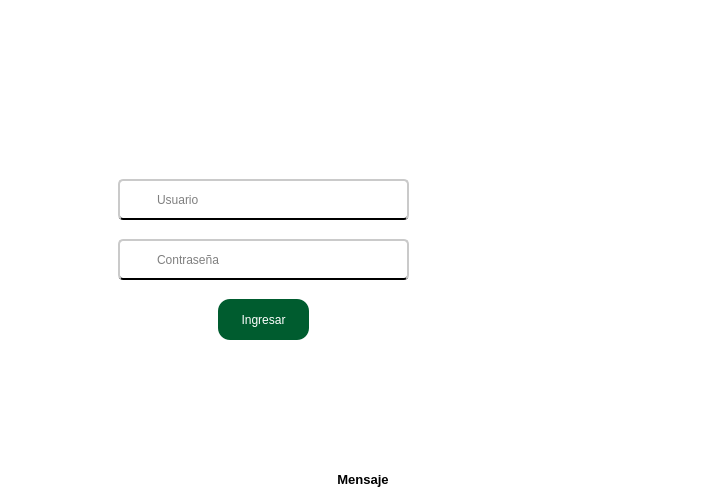
First picture: the form in recursos_graficos_y_logicos/elementos_graficos_ui/pantalla_de_login.ui, repository Enmanuel-86/TELA-APP, before the edit.
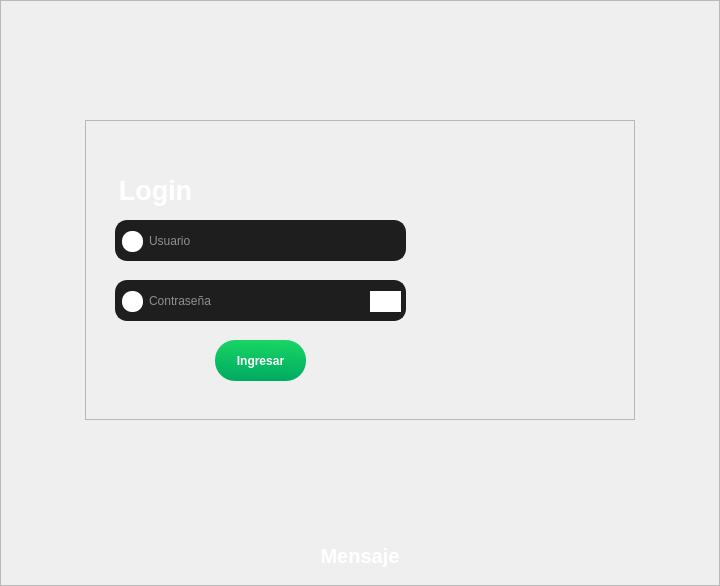
Second picture: the form after the edit. Icons and pictures are not drawn.

Commit message: Se le quito el estilo al .ui y al .py para que tomen el estilo segun la hoja de estilo seleccionada

What changed in the file:
```diff
--- a/recursos_graficos_y_logicos/elementos_graficos_ui/pantalla_de_login.ui
+++ b/recursos_graficos_y_logicos/elementos_graficos_ui/pantalla_de_login.ui
@@ -6,15 +6,440 @@
    <rect>
     <x>0</x>
     <y>0</y>
-    <width>726</width>
-    <height>499</height>
+    <width>720</width>
+    <height>586</height>
    </rect>
   </property>
   <property name="windowTitle">
    <string>Form</string>
   </property>
   <property name="styleSheet">
-   <string notr="true">background-color: rgb(255, 255, 255);</string>
+   <string notr="true">
+/*Estilo para el sidebar*/
+QWidget[tipo=&quot;sidebar&quot;]{
+	
+	background:rgb(0, 0, 0);
+
+
+}
+
+QPushButton[tipo=&quot;boton_sidebar&quot;]{
+
+	background:transparent;
+	border:0px;
+	color:#ffffff;
+	font: 13pt &quot;Segoe UI&quot;;
+	font-weight: 500;
+	text-align: left;
+	padding: 5px 5px 5px 5px;
+	
+}
+
+QPushButton[tipo=&quot;boton_sidebar&quot;]:hover{
+	
+	background:  rgb(30, 30, 30);
+border:1px solid qlineargradient(spread:pad, x1:0.449, y1:0, x2:0.534, y2:1, stop:0 rgba(19, 162, 74, 255), stop:1 rgba(0, 136, 77, 255));	
+}	
+
+
+QPushButton[tipo=&quot;boton_sidebar&quot;]:checked{
+
+	border:1px solid qlineargradient(spread:pad, x1:0.449, y1:0, x2:0.534, y2:1, stop:0 rgba(19, 162, 74, 255), stop:1 rgba(0, 136, 77, 255));	
+	background: rgb(66, 62, 64)
+	
+
+}
+
+/*********************************************************************************************************************************************************/
+
+
+/*Este Frame es para el fondo el fondo*/
+QFrame[tipo=&quot;espacio_principal&quot;]{
+
+	background-color: rgb(30, 30, 30);
+
+
+}
+
+
+/*Este Frame es el que generalemnte tiene el titulo del formulario*/
+QFrame[tipo=&quot;espacio_titulo_form&quot;]{
+
+		
+	background-color: qlineargradient(spread:pad, x1:0, y1:0.545, x2:1, y2:0.545364, 	stop:0 rgba(25, 213, 100, 255), stop:1 rgba(0, 170, 97, 255));
+	border-radius:20px;
+
+}
+
+
+/*Este frame es aquel que tiene un fondo gris, este frame sirve contener widgets*/
+QFrame[tipo=&quot;espacio_form&quot;]{
+
+	
+	background-color: rgb(66, 62, 64);
+	padding:10px;
+	border-radius:20px;
+
+}
+
+
+
+/*--------------------------------------------------------------------------------------------------*/
+/*--------------------------------------------------------------------------------------------------*/
+/*--------------------------------------------------------------------------------------------------*/
+
+/*Estilo oscuro para los QLineEdits*/
+QLineEdit{
+
+	
+	background-color: rgb(30, 30, 30);
+	border:2px solid #1e1e1e;
+	color: rgb(255, 255, 255);
+	padding:5px 10px;
+	
+	
+	font: 16pt &quot;Segoe UI&quot;;
+
+	border-radius:12px;
+
+
+}
+
+QLineEdit[tipo=&quot;lineedit_tema_claro&quot;]{
+
+	
+	background-color: rgb(255, 255, 255);
+	color: rgb(0, 0, 0);
+
+}
+
+
+
+/* Hover más marcado para que se note */
+QLineEdit:hover {
+    border: 2px solid #00aa61;       
+}
+
+/* Focus azul vibrante tipo Material/Windows */
+QLineEdit:focus {
+    border: 2px solid rgb(25, 213, 100);          /* Azul Material 500 */
+    background-color: rgb(48, 48, 48);          /* Un glow suave azul */
+    /*color: #0D47A1;*/
+}
+
+QLineEdit[tipo=&quot;lineedit_tema_claro&quot;]:focus {
+     border: 2px solid rgb(25, 213, 100);          /* Azul Material 500 */
+    background-color: rgb(239, 239, 239);  
+}
+
+/* Placeholder más visible, moderno */
+QLineEdit::placeholder {
+    color: #7F8C8D;
+    font-style: italic;
+}
+
+/* Estilo para QLineEdit cuando está deshabilitado */
+QLineEdit:disabled {
+    background-color: #F0F0F0;    /* Gris claro para diferenciarlo del blanco activo */
+    border: 2px solid #C0C0C0;    /* Borde más apagado */
+    color: #A0A0A0;               /* Texto gris tenue */
+    border-bottom: 2px solid #B0B0B0; /* Mantener línea inferior sutil */
+}
+
+/*Estilo oscuro para los QLineEdits*/
+
+/*--------------------------------------------------------------------------------------------------*/
+/*--------------------------------------------------------------------------------------------------*/
+/*--------------------------------------------------------------------------------------------------*/
+
+
+QLabel{
+
+	color: rgb(255, 255, 255);
+	border:none;
+	background:none;
+	font: 20pt &quot;Segoe UI&quot;;
+	font-weight:500;
+}
+
+
+/*Este label son los que le dan un titulo a un qlineedit*/
+QLabel[tipo=&quot;titulo_qlineedit&quot;]{
+
+	font: 11pt &quot;Segoe UI&quot;;
+	font-weight: 500;
+	
+
+}
+
+/*Este label son los que le dan un titulo del formulario*/
+QLabel[tipo=&quot;titulo_form&quot;]{
+
+	font: 32pt &quot;Segoe UI&quot;;
+	padding-left:1px;
+	font-weight: 500;
+
+}
+
+QLabel[tipo=&quot;texto&quot;]{
+
+	font: 15pt &quot;Segoe UI&quot;;
+	padding-left:1px;
+	font-weight: 500;
+
+}
+
+/*Este label son los que le dan un titulo a un segmento*/
+QLabel[tipo=&quot;titulo_segmento&quot;]{
+
+	font: 25pt &quot;Segoe UI&quot; bold;
+	padding-left:1px;
+	font-weight: 600;
+}
+
+
+
+
+
+/*--------------------------------------------------------------------------------------------------*/
+
+
+/*estilo para los botones*/
+QPushButton{
+
+	background-color:qlineargradient(spread:pad, x1:0.551, y1:0, x2:0.511, y2:1, stop:0 rgba(25, 213, 100, 255), stop:1 rgba(0, 170, 97, 255)) ;
+	border-radius:20px;
+	font: 12pt &quot;Segoe UI&quot;;
+	font-weight: 500;
+	color: rgb(255, 255, 255);
+	padding:10px;
+
+}
+
+QPushButton:hover{
+
+	
+	background-color: qlineargradient(spread:pad, x1:0, y1:0.518, x2:1, y2:0.557, stop:0 rgba(19, 162, 74, 255), stop:1 rgba(0, 136, 77, 255));
+
+
+
+}
+
+
+/*--------------------------------------------------------------------------------------------------*/
+/*--------------------------------------------------------------------------------------------------*/
+/*--------------------------------------------------------------------------------------------------*/
+
+
+
+/*Estilo para el combobox*/
+
+QComboBox[tipo=&quot;combobox_tema_oscuro&quot;]{
+
+	background:rgb(30, 30, 30);
+	font: 14pt &quot;Segoe UI&quot;;
+	border-radius:12px;	
+	border:1px solid #1e1e1e;
+	padding-left:10px;
+	
+	color: rgb(143, 143, 143);
+	
+
+
+
+}
+
+
+
+QComboBox[tipo=&quot;combobox_tema_oscuro&quot;]::drop-down {
+
+	width:35px;
+	
+	background:qlineargradient(spread:pad, x1:0, y1:0.545, x2:1, y2:0.545364, 			stop:0 rgba(43, 237, 121, 255), stop:1 rgba(0, 170, 97, 255));
+	image: url(:/iconos/imagenes/chevron-down.png);
+border-top-right-radius:10px;
+border-bottom-right-radius:10px;
+
+
+	
+
+}
+
+
+QComboBox[tipo=&quot;combobox_tema_oscuro&quot;] QAbstractItemView {
+    background: rgb(66, 62, 64);
+	color:#ffffff;
+	padding: 10px 5px;
+
+	border-left:2px solid rgb(25, 213, 100);
+	border-right:2px solid rgb(25, 213, 100);
+	border-bottom:2px solid rgb(25, 213, 100);
+    selection-background-color: rgb(60, 56, 214);
+
+	
+}
+
+
+
+
+
+
+
+
+
+QComboBox[tipo=&quot;combobox_tema_oscuro&quot;]:focus {
+    border: 2px solid rgb(25, 213, 100);         
+    background-color: rgb(48, 48, 48); 
+}
+
+
+
+QComboBox[tipo=&quot;combobox_tema_oscuro&quot;]::drop-down:pressed{
+
+	background-color: rgb(0, 170, 97);
+
+}
+
+QComboBox[tipo=&quot;combobox_tema_oscuro&quot;]::drop-down:hover{
+
+background: rgb(2, 150, 84);
+
+}
+
+
+
+
+
+
+
+
+
+QComboBox[tipo=&quot;combobox_tema_claro&quot;]{
+
+	background:#ffffff;
+	font: 14pt &quot;Segoe UI&quot;;
+	border-radius:12px;	
+	border:1px solid #1e1e1e;
+	padding-left:10px;
+	
+
+
+
+}
+
+
+
+QComboBox[tipo=&quot;combobox_tema_claro&quot;]::drop-down {
+
+	width:35px;
+	
+	background:qlineargradient(spread:pad, x1:0, y1:0.545, x2:1, y2:0.545364, 			stop:0 rgba(43, 237, 121, 255), stop:1 rgba(0, 170, 97, 255));
+	
+	image: url(:/iconos/imagenes/chevron-down.png);
+	
+border-top-right-radius:10px;
+border-bottom-right-radius:10px;
+
+
+	
+
+}
+
+
+QComboBox[tipo=&quot;combobox_tema_claro&quot;] QAbstractItemView {
+    background: #ffffff;
+	color:#000000;
+	padding: 10px 5px;
+
+	border-left:2px solid rgb(25, 213, 100);
+	border-right:2px solid rgb(25, 213, 100);
+	border-bottom:2px solid rgb(25, 213, 100);
+    selection-background-color: rgb(60, 56, 214);
+
+	
+}
+
+
+
+QComboBox[tipo=&quot;combobox_tema_claro&quot;] QAbstractScrollArea {
+   
+}
+
+
+
+
+
+
+QComboBox[tipo=&quot;combobox_tema_claro&quot;]:hover {
+    border: 2px solid rgb(25, 213, 100);   
+	border-radius:12px;    
+}
+
+
+/* Focus azul vibrante tipo Material/Windows */
+QComboBox[tipo=&quot;combobox_tema_claro&quot;]:focus {
+    border: 2px solid rgb(25, 213, 100);       
+    /*color: #0D47A1;*/
+}
+
+
+QComboBox[tipo=&quot;combobox_tema_claro&quot;]::drop-down:pressed{
+
+	background-color: rgb(0, 170, 97);
+
+}
+
+
+
+
+
+
+
+/*--------------------------------------------------------------------------------------------------*/
+/*--------------------------------------------------------------------------------------------------*/
+/*--------------------------------------------------------------------------------------------------*/
+
+
+
+/*Estilo para el QRadioButton*/
+
+QRadioButton {
+    color: #ecf0f1;
+    spacing: 8px;
+    padding: 5px;
+    
+	font: 10pt &quot;Segoe UI&quot;;
+    
+}
+
+QRadioButton::indicator {
+    width: 12px;
+    height: 12px;
+    border-radius:8px;
+    border: 2px solid rgb(143, 143, 143);
+    background-color: rgb(30, 30, 30);
+
+}
+
+QRadioButton::indicator:checked {
+    border: 3px solid  qlineargradient(spread:pad, x1:0, y1:0.545, x2:1, y2:0.545364, stop:0 rgba(25, 213, 100, 255), stop:1 rgba(0, 170, 97, 255));
+	
+    background-color:  ;
+
+}
+
+
+QRadioButton::indicator:hover {
+    border:  2px solid #00aa61;
+}
+
+
+QRadioButton::indicator:checked:hover {
+    border:  3px solid #00aa61;;
+
+}
+
+</string>
   </property>
   <layout class="QVBoxLayout" name="verticalLayout">
    <property name="spacing">
@@ -32,6 +457,18 @@
    <property name="bottomMargin">
     <number>0</number>
    </property>
+   <item>
+    <widget class="QFrame" name="frame">
+     <property name="frameShape">
+      <enum>QFrame::StyledPanel</enum>
+     </property>
+     <property name="frameShadow">
+      <enum>QFrame::Raised</enum>
+     </property>
+     <property name="tipo" stdset="0">
+      <string>espacio_principal</string>
+     </property>
+     <layout class="QVBoxLayout" name="verticalLayout_2">
    <item alignment="Qt::AlignHCenter|Qt::AlignVCenter">
     <widget class="QFrame" name="espacio_login">
      <property name="sizePolicy">
@@ -59,17 +496,7 @@
       </size>
      </property>
      <property name="styleSheet">
-      <string notr="true">QFrame{
-
-    background: qlineargradient(
-        x1:0, y1:0, x2:1, y2:1,
-        stop:0 #3fea87, stop:1 #00770e);
-
-	border-radius:20px;
-   
-
-
-}</string>
+         <string notr="true"/>
      </property>
      <property name="frameShape">
       <enum>QFrame::StyledPanel</enum>
@@ -87,27 +514,7 @@
        </rect>
       </property>
       <property name="styleSheet">
-       <string notr="true">QLineEdit{
-	
-	background-color: rgb(255, 255, 255);
-	font: 12pt &quot;Arial&quot;;
-	border-radius:5px;
-	padding-left: 35px;
-	padding-top:1px;
-	border-bottom:2px solid black  ;
-	border-top: 2px solid rgb(202, 202, 202);
-	border-left: 2px solid rgb(202, 202, 202);
-	border-right: 2px solid rgb(202, 202, 202);
-
-}
-
-QLineEdit:focus{
-
-	border: 2px solid rgb(17, 192, 255)
-
-
-
-}</string>
+          <string notr="true">padding-left:30px;</string>
       </property>
       <property name="text">
        <string/>
@@ -133,9 +540,10 @@
       </property>
       <property name="font">
        <font>
-        <family>Arial</family>
-        <pointsize>22</pointsize>
-        <weight>75</weight>
+           <family>Segoe UI</family>
+           <pointsize>20</pointsize>
+           <weight>62</weight>
+           <italic>false</italic>
         <bold>true</bold>
        </font>
       </property>
@@ -166,27 +574,7 @@
        </rect>
       </property>
       <property name="styleSheet">
-       <string notr="true">QLineEdit{
-	
-	background-color: rgb(255, 255, 255);
-	font: 12pt &quot;Arial&quot;;
-	border-radius:5px;
-	padding-left: 35px;
-	padding-top:1px;
-	border-bottom:2px solid black  ;
-	border-top: 2px solid rgb(202, 202, 202);
-	border-left: 2px solid rgb(202, 202, 202);
-	border-right: 2px solid rgb(202, 202, 202);
-
-}
-
-QLineEdit:focus{
-
-	border: 2px solid rgb(17, 192, 255)
-
-
-
-}</string>
+          <string notr="true">padding-left:30px;</string>
       </property>
       <property name="placeholderText">
        <string>Usuario</string>
@@ -205,21 +593,7 @@
        <cursorShape>PointingHandCursor</cursorShape>
       </property>
       <property name="styleSheet">
-       <string notr="true">QPushButton{
-
-	background-color: #005c2f;
-	font: 75 14pt &quot;Arial&quot;;
-	color: rgb(255, 255, 255);
-	border-radius:12px;
-
-}
-
-QPushButton:hover{
-
-	
-	background-color: rgb(0, 56, 10);
-
-}</string>
+          <string notr="true"/>
       </property>
       <property name="text">
        <string>Ingresar</string>
@@ -228,8 +602,8 @@
      <widget class="QLabel" name="icono_contrasena">
       <property name="geometry">
        <rect>
-        <x>40</x>
-        <y>170</y>
+           <x>37</x>
+           <y>171</y>
         <width>21</width>
         <height>21</height>
        </rect>
@@ -251,8 +625,8 @@
      <widget class="QLabel" name="icono_usuario">
       <property name="geometry">
        <rect>
-        <x>40</x>
-        <y>110</y>
+           <x>37</x>
+           <y>111</y>
         <width>21</width>
         <height>21</height>
        </rect>
@@ -274,8 +648,8 @@
      <widget class="QPushButton" name="boton_ver_contrasena">
       <property name="geometry">
        <rect>
-        <x>280</x>
-        <y>170</y>
+           <x>285</x>
+           <y>171</y>
         <width>31</width>
         <height>21</height>
        </rect>
@@ -334,7 +708,7 @@
      <property name="sizePolicy">
       <sizepolicy hsizetype="Expanding" vsizetype="Preferred">
        <horstretch>0</horstretch>
-       <verstretch>10</verstretch>
+          <verstretch>0</verstretch>
       </sizepolicy>
      </property>
      <property name="minimumSize">
@@ -351,9 +725,10 @@
      </property>
      <property name="font">
       <font>
-       <family>Arial</family>
-       <pointsize>10</pointsize>
-       <weight>75</weight>
+          <family>Segoe UI</family>
+          <pointsize>15</pointsize>
+          <weight>62</weight>
+          <italic>false</italic>
        <bold>true</bold>
       </font>
      </property>
@@ -363,9 +738,18 @@
      <property name="alignment">
       <set>Qt::AlignCenter</set>
      </property>
+        <property name="wordWrap">
+         <bool>true</bool>
+        </property>
      <property name="openExternalLinks">
       <bool>false</bool>
      </property>
+        <property name="tipo" stdset="0">
+         <string>texto</string>
+        </property>
+       </widget>
+      </item>
+     </layout>
     </widget>
    </item>
   </layout>
```
Left out of the diff: 9 changed lines with no effect on the pictures. Lines whose indentation alone changed are shown as unchanged. The commit also changes 1 other file.
